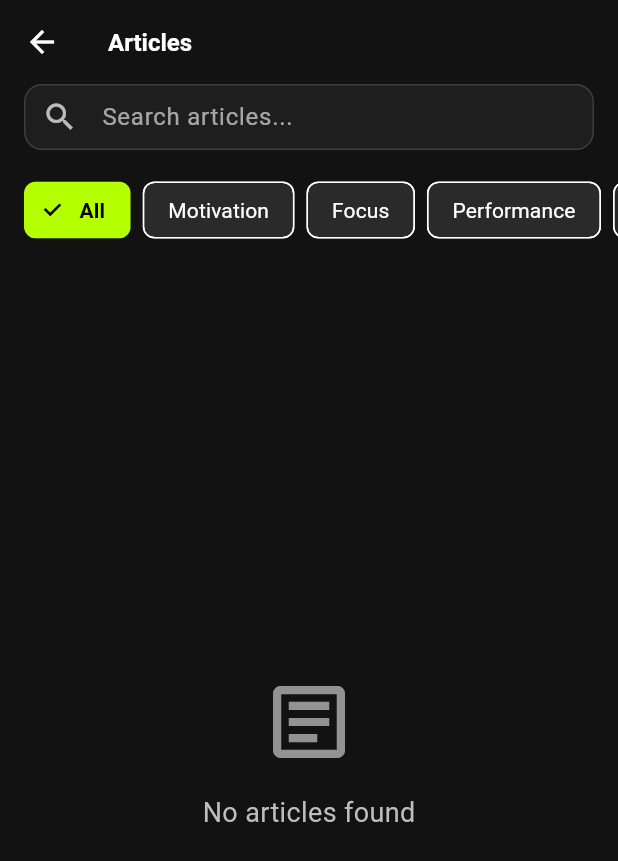
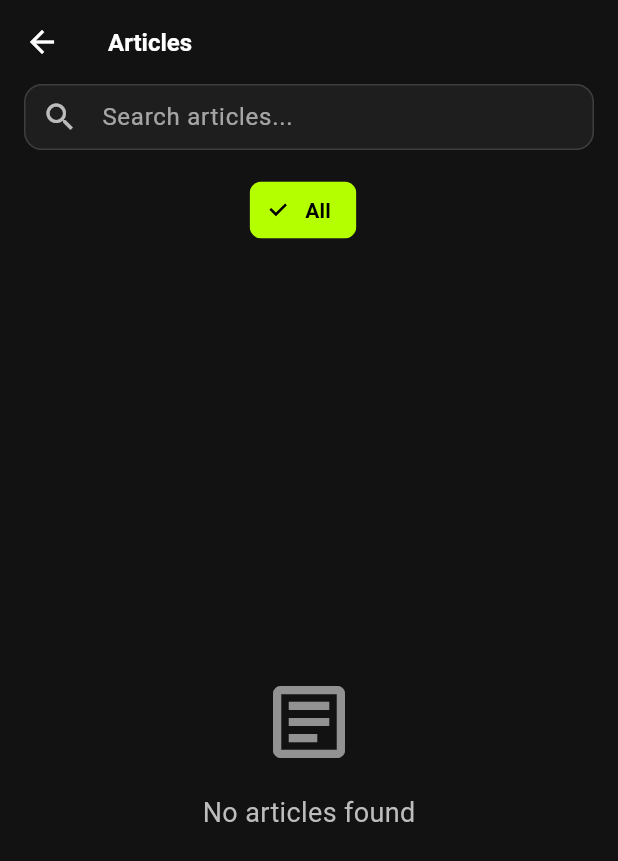
Before and after one commit to hmperform/NewFocus5Cursor, a Flutter app: the ArticlesListScreen screen opened directly, on a phone screen of 412 x 824 dp. Shown: the top 861 px of the screen. Run offline on Flutter 3.47's test engine with Material 3 defaults, Android fonts, the phone set to English and light mode, and no system bars; our stand-ins replace cached_network_image, cloud_firestore, confetti, firebase_auth, firebase_core, firebase_storage and 12 more; accounts and stored records are empty; network calls fail.

Commit message:
Added article filtering

```diff
--- a/focus5/lib/screens/home/articles_list_screen.dart
+++ b/focus5/lib/screens/home/articles_list_screen.dart
@@ -22,10 +22,14 @@
 class _ArticlesListScreenState extends State<ArticlesListScreen> {
   final TextEditingController _searchController = TextEditingController();
   String _searchQuery = '';
+  String _selectedTag = 'All';
 
   @override
   void initState() {
     super.initState();
+    if (widget.tag != null) {
+      _selectedTag = widget.tag!;
+    }
   }
 
   @override
@@ -40,26 +44,26 @@
     });
   }
 
+  void _handleTagSelection(String tag) {
+    setState(() {
+      _selectedTag = tag;
+    });
+  }
+
   List<Article> _getFilteredArticles(List<Article> articles) {
-    if (_searchQuery.isEmpty && widget.focusArea == null && widget.tag == null) {
-      return articles;
-    }
-
+    final bool filterByTag = _selectedTag != 'All';
     final lowerQuery = _searchQuery.toLowerCase();
 
     return articles.where((article) {
-      // Search filtering
-      final matchesSearch = article.title.toLowerCase().contains(lowerQuery) ||
+      final matchesSearch = lowerQuery.isEmpty ||
+          article.title.toLowerCase().contains(lowerQuery) ||
           article.tags.any((tag) => tag.toLowerCase().contains(lowerQuery)) ||
           (article.authorName?.toLowerCase().contains(lowerQuery) ?? false);
 
-      // Focus area filtering
       final matchesFocusArea = widget.focusArea == null ||
           article.focusAreas.contains(widget.focusArea);
 
-      // Tag filtering
-      final matchesTag = widget.tag == null ||
-          article.tags.contains(widget.tag);
+      final matchesTag = !filterByTag || article.tags.contains(_selectedTag);
 
       return matchesSearch && matchesFocusArea && matchesTag;
     }).toList();
@@ -69,13 +73,34 @@
   Widget build(BuildContext context) {
     final contentProvider = Provider.of<ContentProvider>(context);
     final allArticles = contentProvider.articles;
+
+    // --- Dynamic Tag Generation Start ---
+    // 1. Count tag frequencies
+    final Map<String, int> tagCounts = {};
+    for (var article in allArticles) {
+      for (var tag in article.tags) {
+        tagCounts[tag] = (tagCounts[tag] ?? 0) + 1;
+      }
+    }
+
+    // 2. Sort tags by frequency (descending)
+    final sortedTags = tagCounts.entries.toList()
+      ..sort((a, b) => b.value.compareTo(a.value));
+
+    // 3. Get top 5 tags (or fewer if not enough unique tags)
+    final topTags = sortedTags.take(5).map((entry) => entry.key).toList();
+
+    // 4. Create the final list for chips
+    final List<String> filterTags = ['All', ...topTags];
+    // --- Dynamic Tag Generation End ---
+
     final filteredArticles = _getFilteredArticles(allArticles);
 
     String title = 'Articles';
     if (widget.focusArea != null) {
       title = '${widget.focusArea} Articles';
-    } else if (widget.tag != null) {
-      title = '${widget.tag} Articles';
+    } else if (_selectedTag != 'All') {
+      title = '$_selectedTag Articles';
     }
 
     return Scaffold(
@@ -119,19 +144,18 @@
           ),
 
           // Filter chips
-          if (widget.focusArea == null && widget.tag == null)
+          if (widget.focusArea == null)
             SingleChildScrollView(
               scrollDirection: Axis.horizontal,
               padding: const EdgeInsets.symmetric(horizontal: 16),
               child: Row(
-                children: [
-                  _buildFilterChip('All', isSelected: true),
-                  _buildFilterChip('Motivation'),
-                  _buildFilterChip('Focus'),
-                  _buildFilterChip('Performance'),
-                  _buildFilterChip('Mindfulness'),
-                  _buildFilterChip('Mental Toughness'),
-                ],
+                children: filterTags.map((tag) =>
+                  _buildFilterChip(
+                    tag,
+                    isSelected: _selectedTag == tag,
+                    onSelected: () => _handleTagSelection(tag),
+                  )
+                ).toList(),
               ),
             ),
 
@@ -157,7 +181,7 @@
                             color: Colors.grey[400],
                           ),
                         ),
-                        if (_searchQuery.isNotEmpty || widget.focusArea != null || widget.tag != null)
+                        if (_searchQuery.isNotEmpty || widget.focusArea != null || _selectedTag != 'All')
                           Padding(
                             padding: const EdgeInsets.only(top: 8),
                             child: Text(
@@ -184,7 +208,7 @@
     );
   }
 
-  Widget _buildFilterChip(String label, {bool isSelected = false}) {
+  Widget _buildFilterChip(String label, {required bool isSelected, required VoidCallback onSelected}) {
     return Container(
       margin: const EdgeInsets.only(right: 8),
       child: FilterChip(
@@ -198,8 +222,9 @@
         selectedColor: const Color(0xFFB4FF00),
         checkmarkColor: Colors.black,
         onSelected: (selected) {
-          // Handle filter selection
-          // You would implement state changes here
+          if (selected) {
+            onSelected();
+          }
         },
       ),
     );
```
